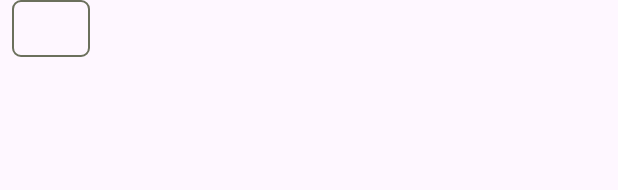
After one commit to yaremchuken/quiz-knight_android, an Android app: the layout item_answer_field.xml on its own in the app's theme, with its tools: preview values and no code run, on a phone screen of 412 x 824 dp. The commit adds this screen. Shown: the top 190 px of the screen. Run offline under Robolectric (Android 15) with nearby library versions, the phone set to English and light mode, and no system bars.

Commit message:
Replace TextEdit with RecyclerView in input_translation quiz

```diff
--- a/app/build.gradle
+++ b/app/build.gradle
@@ -44,6 +44,7 @@ dependencies {
     implementation 'com.github.bumptech.glide:glide:4.15.1'
     implementation 'androidx.navigation:navigation-fragment-ktx:2.5.3'
     implementation 'androidx.navigation:navigation-ui-ktx:2.5.3'
+    implementation 'com.google.android.flexbox:flexbox:3.0.0'
 
     testImplementation 'junit:junit:4.13.2'
     androidTestImplementation 'androidx.test.ext:junit:1.1.5'
--- a/app/src/main/java/yaremchuken/quizknight/draw/Opponent.kt
+++ b/app/src/main/java/yaremchuken/quizknight/draw/Opponent.kt
@@ -15,7 +15,7 @@ class Opponent(context: Context, sceneDims: Point): Animated() {
 
     fun resetPos() {
         targetPos = sceneDims.x - 50F - dimensions.x
-        xPos = DrawView.WORLD_SPEED * 50 + targetPos
+        xPos = DrawView.WORLD_SPEED * 30 + targetPos
     }
 
     fun updatePos() {
--- a/app/src/main/java/yaremchuken/quizknight/model/QuizTask.kt
+++ b/app/src/main/java/yaremchuken/quizknight/model/QuizTask.kt
@@ -1,3 +1,3 @@
 package yaremchuken.quizknight.model
 
-data class QuizTask(val type: QuizType, val question: String, val placeholder: String, val correct: Array<String>)
+data class QuizTask(val type: QuizType, val question: String, val placeholder: String, val answers: Array<String>)
--- a/app/src/main/java/yaremchuken/quizknight/model/QuizType.kt
+++ b/app/src/main/java/yaremchuken/quizknight/model/QuizType.kt
@@ -1,5 +1,7 @@
 package yaremchuken.quizknight.model
 
 enum class QuizType {
-    WORD_TRANSLATION_INPUT
+    WORD_TRANSLATION_INPUT,
+    CHOOSE_CORRECT_FROM_OPTIONS,
+    ASSEMBLE_TRANSLATION_STRING
 }
--- /dev/null
+++ b/app/src/main/res/drawable/ic_answer_field_border.xml
@@ -0,0 +1,10 @@
+<?xml version="1.0" encoding="utf-8"?>
+<shape xmlns:android="http://schemas.android.com/apk/res/android"
+    android:shape="rectangle">
+
+    <stroke
+        android:width="1dp"
+        android:color="@color/palette_6b" />
+
+    <corners android:radius="5dp" />
+</shape>
--- /dev/null
+++ b/app/src/main/res/layout/item_answer_field.xml
@@ -0,0 +1,31 @@
+<?xml version="1.0" encoding="utf-8"?>
+<LinearLayout xmlns:android="http://schemas.android.com/apk/res/android"
+    xmlns:tools="http://schemas.android.com/tools"
+    android:id="@+id/ll_history_item_main"
+    android:layout_width="wrap_content"
+    android:layout_height="wrap_content"
+    android:orientation="horizontal">
+
+    <TextView
+        android:id="@+id/tvWord"
+        android:layout_width="wrap_content"
+        android:layout_height="wrap_content"
+        android:padding="4dp"
+        android:textSize="22sp"
+        android:textStyle="bold"
+        android:textColor="#752800"
+        android:textAlignment="center"/>
+
+    <com.google.android.material.textfield.TextInputEditText
+        android:id="@+id/tvInput"
+        android:layout_width="wrap_content"
+        android:minWidth="52dp"
+        android:layout_height="38dp"
+        android:textSize="22sp"
+        android:textStyle="bold"
+        android:textColor="@color/black"
+        android:inputType="text"
+        android:textAlignment="center"
+        android:background="@drawable/ic_answer_field_border"/>
+
+</LinearLayout>
```
Also changed, not shown: app/src/main/java/yaremchuken/quizknight/QuizTaskChecker.kt (added, +12 -0 lines), app/src/main/java/yaremchuken/quizknight/activities/QuizActivity.kt (+14 -74 lines), app/src/main/java/yaremchuken/quizknight/adapters/AnswerPartAdapter.kt (added, +43 -0 lines), app/src/main/res/layout/activity_quiz.xml (+4 -10 lines), app/src/main/res/values/colors.xml (+7 -0 lines), app/src/main/res/values/strings.xml (+1 -43 lines).
